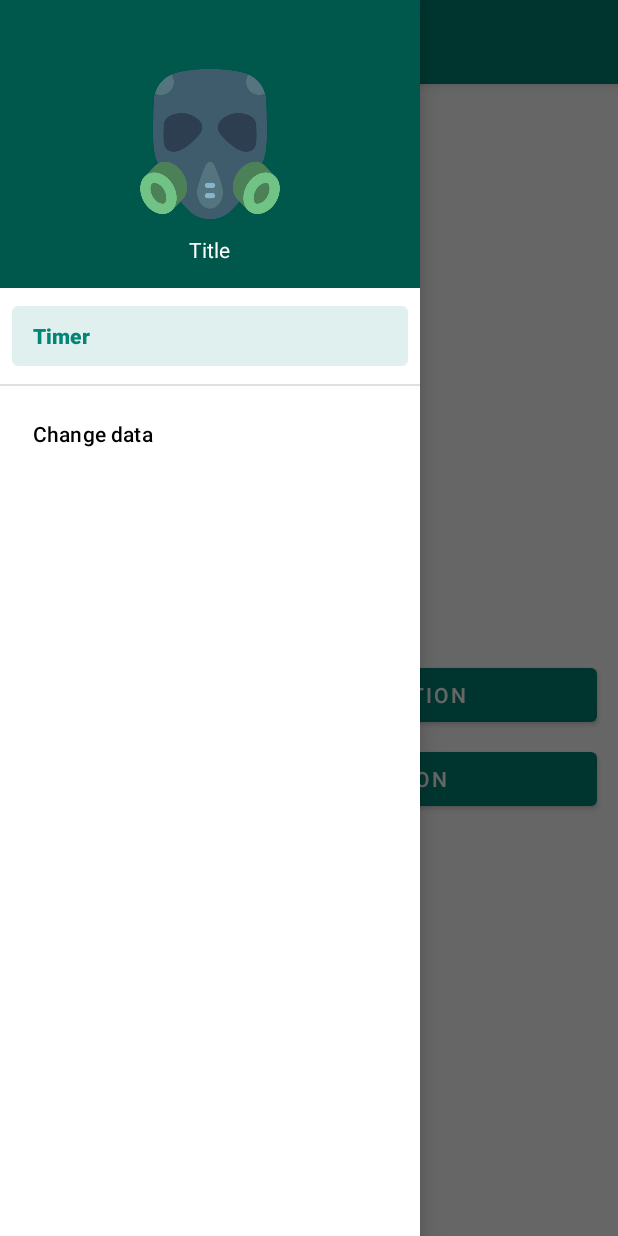
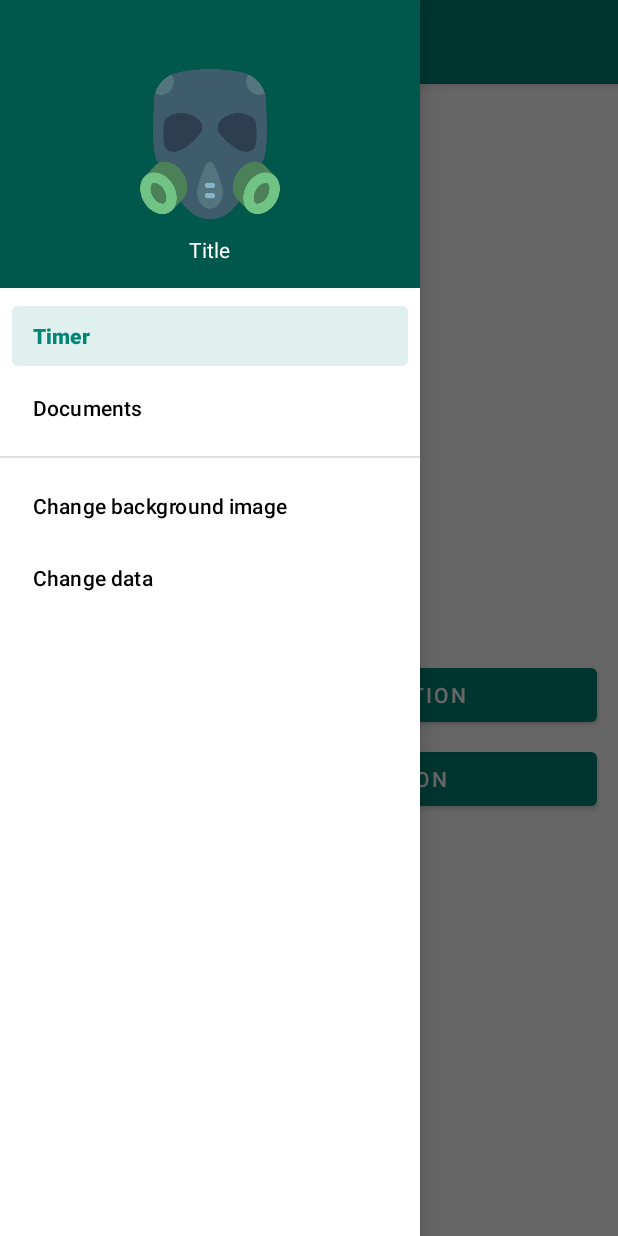
Before and after one commit to TheVigor/DembelIsComing, an Android app: the MainActivity screen opened directly, with no data from a screen before it, with the side drawer open, on a phone screen of 412 x 824 dp. Run offline under Robolectric (Android 15) with nearby library versions, the phone set to English and light mode, and no system bars; our stand-ins replace data binding, navigation-ui.

Commit message:
just placeholders for future actions: background image and documents

```diff
--- a/app/src/main/res/menu/menu_navigation.xml
+++ b/app/src/main/res/menu/menu_navigation.xml
@@ -5,9 +5,16 @@
         <item
             android:id="@+id/mainFragment"
             android:title="Timer"/>
+
+        <item
+                android:id="@+id/documentsFragment"
+                android:title="Documents"/>
     </group>
 
     <group android:id="@+id/settings_group" android:checkableBehavior="single" >
+        <item
+                android:id="@+id/backgroundPhotoFragment"
+                android:title="Change background image"/>
         <item
             android:id="@+id/settingsFragment"
             android:title="Change data"/>
--- a/app/src/main/res/navigation/main_graph.xml
+++ b/app/src/main/res/navigation/main_graph.xml
@@ -14,9 +14,18 @@
                 app:exitAnim="@anim/slide_out_left"
                 app:popEnterAnim="@anim/slide_in_right"
                 app:popExitAnim="@anim/slide_out_right"/>
+        <action android:id="@+id/action_mainFragment_to_documentsFragment" app:destination="@id/documentsFragment"/>
+        <action android:id="@+id/action_mainFragment_to_backgroundPhotoFragment"
+                app:destination="@id/backgroundPhotoFragment"/>
     </fragment>
     <fragment android:id="@+id/settingsFragment"
               android:name="com.noble.activity.dembeliscoming.fragments.main.SettingsFragment"
               android:label="settings"
               tools:layout="@layout/fragment_settings"/>
+    <fragment android:id="@+id/documentsFragment"
+              android:name="com.noble.activity.dembeliscoming.fragments.main.DocumentsFragment"
+              android:label="DocumentsFragment"/>
+    <fragment android:id="@+id/backgroundPhotoFragment"
+              android:name="com.noble.activity.dembeliscoming.fragments.main.BackgroundPhotoFragment"
+              android:label="BackgroundPhotoFragment"/>
 </navigation>
```
Also changed, not shown: app/src/main/java/com/noble/activity/dembeliscoming/fragments/main/BackgroundPhotoFragment.kt (added, +20 -0 lines), app/src/main/java/com/noble/activity/dembeliscoming/fragments/main/DocumentsFragment.kt (added, +20 -0 lines).
